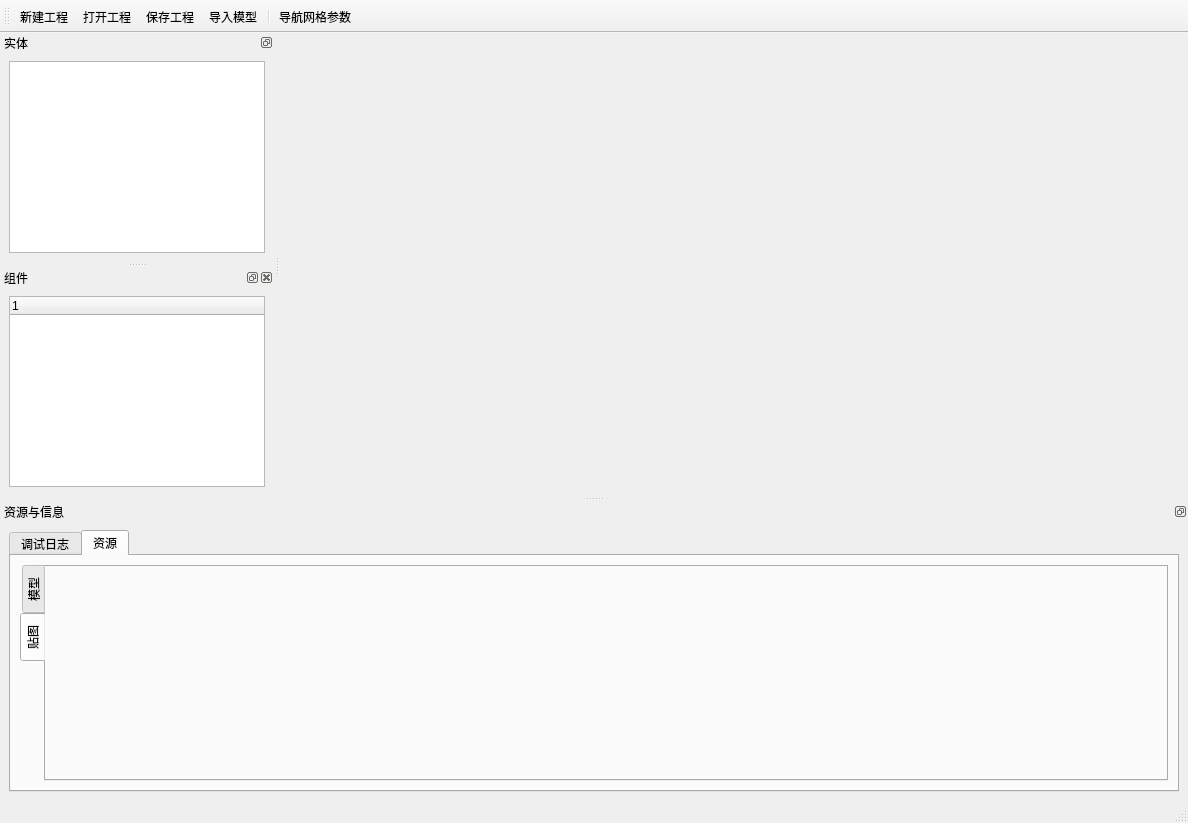
Before: the Qt Designer form src/Runtime/MainWindow.ui in StoneHappy/for_graduation, drawn with Qt 5.
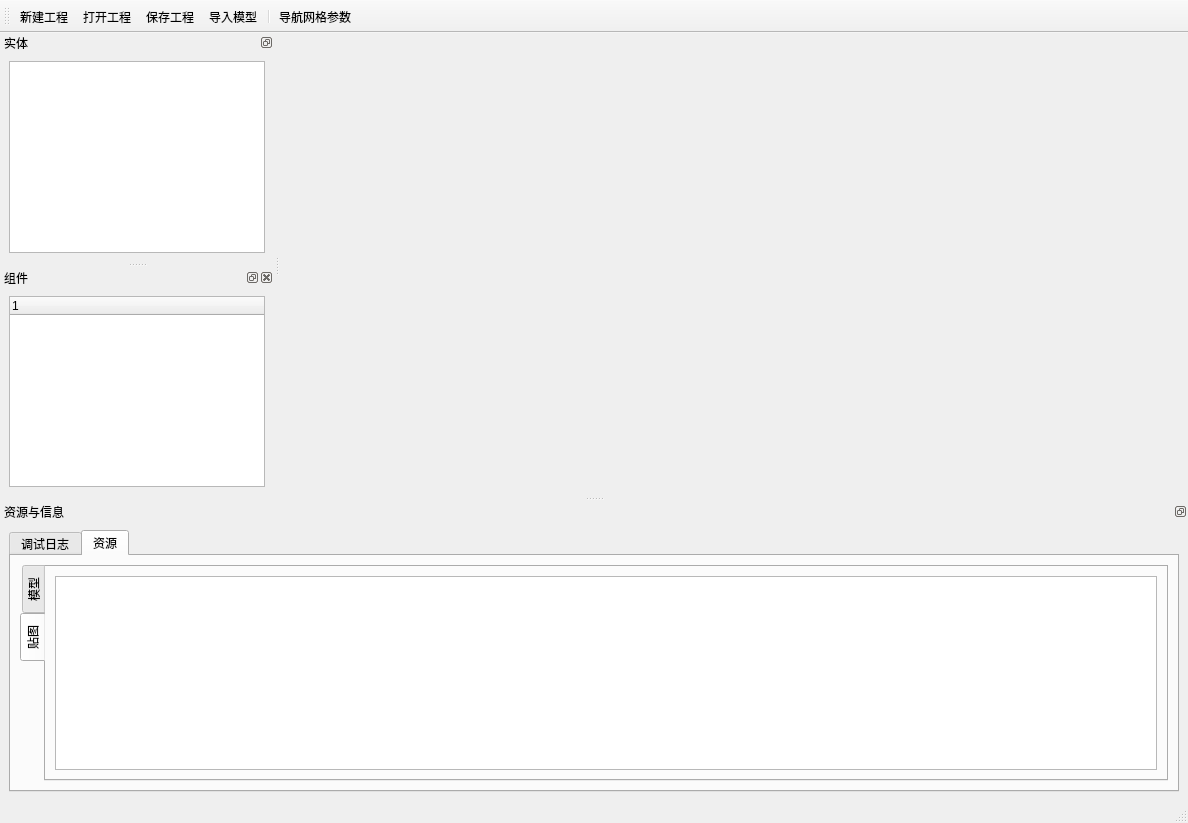
After: the same form once the commit is applied. The open tabs and pages were chosen to show the change. Icons and pictures are not drawn. Custom widgets are drawn as their Qt base class.

Commit message: 🎉 init: texture view

Diff of the .ui file:
```diff
--- a/src/Runtime/MainWindow.ui
+++ b/src/Runtime/MainWindow.ui
@@ -117,6 +117,11 @@
             <attribute name="title">
              <string>贴图</string>
             </attribute>
+            <layout class="QHBoxLayout" name="horizontalLayout_5">
+             <item>
+              <widget class="QTableView" name="textureTableView"/>
+             </item>
+            </layout>
            </widget>
           </widget>
          </item>
```
Left out of the diff: 2 changed lines with no effect on the pictures. The commit also changes 2 other files.
